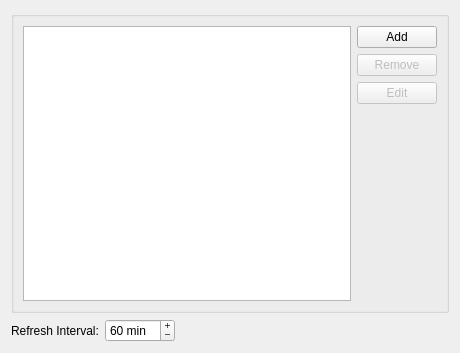
qt-creator/qt-creator, file src/plugins/locator/settingspage.ui: the form before one commit.
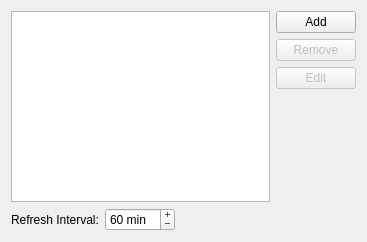
The form after the commit.

Commit message: Removed redundant group boxes from options dialog pages

```diff
--- a/src/plugins/locator/settingspage.ui
+++ b/src/plugins/locator/settingspage.ui
@@ -6,16 +6,13 @@
    <rect>
     <x>0</x>
     <y>0</y>
-    <width>460</width>
-    <height>353</height>
+    <width>367</width>
+    <height>242</height>
    </rect>
   </property>
   <property name="windowTitle">
    <string>Configure Filters</string>
   </property>
-  <layout class="QVBoxLayout" name="verticalLayout">
-   <item>
-    <widget class="QGroupBox" name="configurationGroupBox">
      <layout class="QGridLayout" name="gridLayout">
       <item row="0" column="0">
        <widget class="QListWidget" name="filterList">
@@ -68,10 +65,7 @@
         </item>
        </layout>
       </item>
-     </layout>
-    </widget>
-   </item>
-   <item>
+   <item row="1" column="0" colspan="2">
     <layout class="QHBoxLayout">
      <item>
       <widget class="QLabel" name="refreshIntervalLabel">
```
Lines whose indentation alone changed are shown as unchanged. The commit also changes 12 other files.
